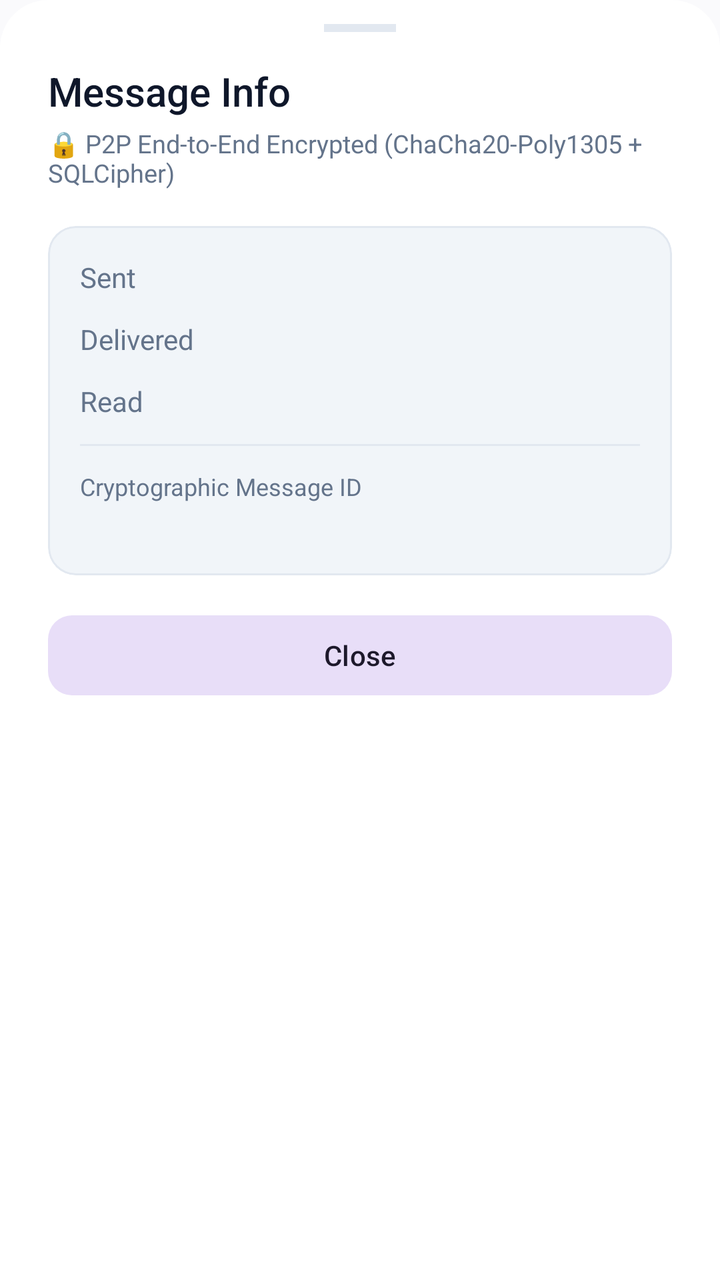
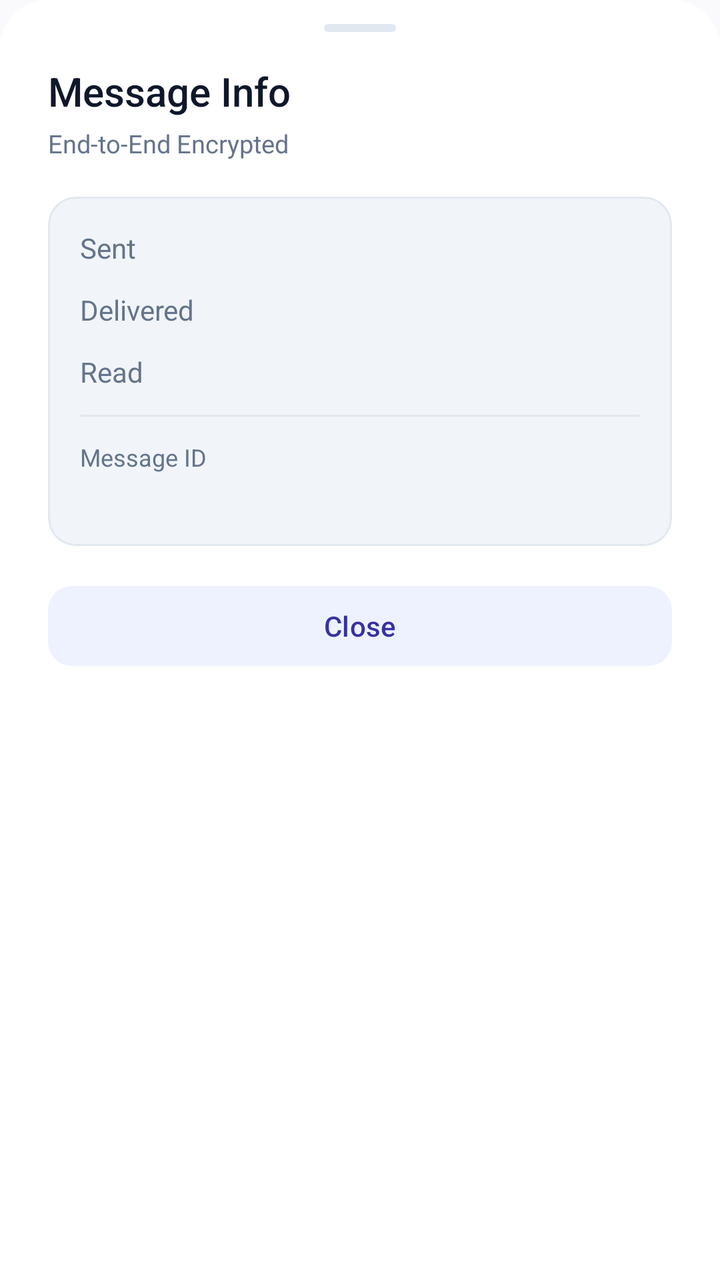

An Android layout rendered at two revisions. The XML below is the earlier revision; the diff shows what the commit changed to produce the second picture.
<!-- AndroidManifest.xml: application theme Theme.VEIL -->
<!-- res/layout/dialog_message_details_sheet.xml -->
<?xml version="1.0" encoding="utf-8"?>
<LinearLayout xmlns:android="http://schemas.android.com/apk/res/android"
    xmlns:app="http://schemas.android.com/apk/res-auto"
    android:id="@+id/detailsSheetRoot"
    android:layout_width="match_parent"
    android:layout_height="wrap_content"
    android:orientation="vertical"
    android:background="@drawable/bottom_sheet_background"
    android:paddingStart="24dp"
    android:paddingEnd="24dp"
    android:paddingTop="12dp"
    android:paddingBottom="28dp">

    
    <View
        android:id="@+id/detailsHandleBar"
        android:layout_width="36dp"
        android:layout_height="4dp"
        android:background="@color/colorOutline"
        android:layout_gravity="center_horizontal"
        android:layout_marginBottom="16dp" />

    <TextView
        android:id="@+id/tvDetailsTitle"
        android:layout_width="wrap_content"
        android:layout_height="wrap_content"
        android:text="Message Info"
        android:textColor="@color/textPrimary"
        android:textSize="20sp"
        android:fontFamily="sans-serif-medium"
        android:layout_marginBottom="4dp" />

    <TextView
        android:id="@+id/tvDetailsSubtitle"
        android:layout_width="wrap_content"
        android:layout_height="wrap_content"
        android:text="🔒 P2P End-to-End Encrypted (ChaCha20-Poly1305 + SQLCipher)"
        android:textColor="@color/textSecondary"
        android:textSize="12.5sp"
        android:layout_marginBottom="18dp" />

    
    <com.google.android.material.card.MaterialCardView
        android:id="@+id/detailsCard"
        android:layout_width="match_parent"
        android:layout_height="wrap_content"
        app:cardCornerRadius="14dp"
        app:cardElevation="0dp"
        app:strokeWidth="1dp"
        app:strokeColor="@color/colorOutline"
        app:cardBackgroundColor="@color/colorSurfaceVariant"
        android:layout_marginBottom="16dp">

        <LinearLayout
            android:layout_width="match_parent"
            android:layout_height="wrap_content"
            android:orientation="vertical"
            android:padding="16dp">

            
            <LinearLayout
                android:layout_width="match_parent"
                android:layout_height="wrap_content"
                android:orientation="horizontal"
                android:gravity="center_vertical"
                android:layout_marginBottom="12dp">

                <TextView
                    android:id="@+id/tvSentLabel"
                    android:layout_width="0dp"
                    android:layout_height="wrap_content"
                    android:layout_weight="1"
                    android:text="Sent"
                    android:textColor="@color/textSecondary"
                    android:textSize="14sp" />

                <TextView
                    android:id="@+id/tvDetailsSent"
                    android:layout_width="wrap_content"
                    android:layout_height="wrap_content"
                    android:textColor="@color/textPrimary"
                    android:textSize="14sp"
                    android:textStyle="bold" />
            </LinearLayout>

            
            <LinearLayout
                android:layout_width="match_parent"
                android:layout_height="wrap_content"
                android:orientation="horizontal"
                android:gravity="center_vertical"
                android:layout_marginBottom="12dp">

                <TextView
                    android:id="@+id/tvDeliveredLabel"
                    android:layout_width="0dp"
                    android:layout_height="wrap_content"
                    android:layout_weight="1"
                    android:text="Delivered"
                    android:textColor="@color/textSecondary"
                    android:textSize="14sp" />

                <TextView
                    android:id="@+id/tvDetailsDelivered"
                    android:layout_width="wrap_content"
                    android:layout_height="wrap_content"
                    android:textColor="@color/textPrimary"
                    android:textSize="14sp"
                    android:textStyle="bold" />
            </LinearLayout>

            
            <LinearLayout
                android:layout_width="match_parent"
                android:layout_height="wrap_content"
                android:orientation="horizontal"
                android:gravity="center_vertical"
                android:layout_marginBottom="12dp">

                <TextView
                    android:id="@+id/tvReadLabel"
                    android:layout_width="0dp"
                    android:layout_height="wrap_content"
                    android:layout_weight="1"
                    android:text="Read"
                    android:textColor="@color/textSecondary"
                    android:textSize="14sp" />

                <TextView
                    android:id="@+id/tvDetailsRead"
                    android:layout_width="wrap_content"
                    android:layout_height="wrap_content"
                    android:textColor="#22C55E"
                    android:textSize="14sp"
                    android:textStyle="bold" />
            </LinearLayout>

            <View
                android:id="@+id/detailsDivider"
                android:layout_width="match_parent"
                android:layout_height="1dp"
                android:background="@color/dividerColor"
                android:layout_marginBottom="12dp" />

            
            <LinearLayout
                android:layout_width="match_parent"
                android:layout_height="wrap_content"
                android:orientation="vertical">

                <TextView
                    android:id="@+id/tvMessageIdLabel"
                    android:layout_width="wrap_content"
                    android:layout_height="wrap_content"
                    android:text="Cryptographic Message ID"
                    android:textColor="@color/textSecondary"
                    android:textSize="12sp"
                    android:layout_marginBottom="4dp" />

                <TextView
                    android:id="@+id/tvDetailsMessageId"
                    android:layout_width="wrap_content"
                    android:layout_height="wrap_content"
                    android:textColor="@color/textPrimary"
                    android:textSize="12sp"
                    android:fontFamily="monospace" />
            </LinearLayout>
        </LinearLayout>
    </com.google.android.material.card.MaterialCardView>

    <com.google.android.material.button.MaterialButton
        android:id="@+id/btnCloseDetails"
        style="@style/Widget.Material3.Button.TonalButton"
        android:layout_width="match_parent"
        android:layout_height="48dp"
        android:text="Close"
        app:cornerRadius="12dp" />

</LinearLayout>
<!-- resources referenced by this layout -->
<resources>
  <color name="colorOutline">#E2E8F0</color>
  <color name="colorSurfaceVariant">#F1F5F9</color>
  <color name="dividerColor">#E2E8F0</color>
  <color name="textPrimary">#0F172A</color>
  <color name="textSecondary">#64748B</color>
  <color name="colorSurface">#FFFFFF</color>
  <style name="Base.Theme.VEIL" parent="Theme.Material3.DayNight.NoActionBar">
          <item name="android:statusBarColor">@android:color/transparent</item>
          <item name="android:navigationBarColor">@android:color/transparent</item>
          <item name="android:windowLightStatusBar" tools:targetApi="m">true</item>
          <item name="colorPrimary">@color/colorPrimary</item>
          <item name="colorOnPrimary">@color/colorOnPrimary</item>
          <item name="colorPrimaryContainer">@color/colorPrimaryContainer</item>
          <item name="colorOnPrimaryContainer">@color/colorOnPrimaryContainer</item>
          <item name="colorSurface">@color/colorSurface</item>
          <item name="colorSurfaceVariant">@color/colorSurfaceVariant</item>
          <item name="colorOutline">@color/colorOutline</item>
          <item name="android:colorBackground">@color/colorBackground</item>
          <item name="bottomSheetDialogTheme">@style/ModernBottomSheetDialogTheme</item>
      </style>
  <color name="colorPrimary">#4F46E5</color>
  <color name="colorOnPrimary">#FFFFFF</color>
  <color name="colorPrimaryContainer">#EEF2FF</color>
  <color name="colorBackground">#FAFAFC</color>
  <!-- unchanged entries left out for length: 5 -->
</resources>

<!-- the commit's change to res/layout/dialog_message_details_sheet.xml (unified diff, before → after) -->
@@ -16,7 +16,7 @@
         android:id="@+id/detailsHandleBar"
         android:layout_width="36dp"
         android:layout_height="4dp"
-        android:background="@color/colorOutline"
+        android:background="@drawable/bg_persona_drag_handle"
         android:layout_gravity="center_horizontal"
         android:layout_marginBottom="16dp" />
 
@@ -34,7 +34,7 @@
         android:id="@+id/tvDetailsSubtitle"
         android:layout_width="wrap_content"
         android:layout_height="wrap_content"
-        android:text="🔒 P2P End-to-End Encrypted (ChaCha20-Poly1305 + SQLCipher)"
+        android:text="End-to-End Encrypted"
         android:textColor="@color/textSecondary"
         android:textSize="12.5sp"
         android:layout_marginBottom="18dp" />
@@ -152,7 +152,7 @@
                     android:id="@+id/tvMessageIdLabel"
                     android:layout_width="wrap_content"
                     android:layout_height="wrap_content"
-                    android:text="Cryptographic Message ID"
+                    android:text="Message ID"
                     android:textColor="@color/textSecondary"
                     android:textSize="12sp"
                     android:layout_marginBottom="4dp" />
<!-- resource entries referenced after the edit -->
@@ -5,6 +5,13 @@
   <color name="dividerColor">#E2E8F0</color>
   <color name="textPrimary">#0F172A</color>
   <color name="textSecondary">#64748B</color>
+  <!-- drawable bg_persona_drag_handle (drawable) -->
+  <?xml version="1.0" encoding="utf-8"?>
+  <shape xmlns:android="http://schemas.android.com/apk/res/android"
+      android:shape="rectangle">
+      <solid android:color="@color/colorOutline" />
+      <corners android:radius="2dp" />
+  </shape>
   <color name="colorSurface">#FFFFFF</color>
   <style name="Base.Theme.VEIL" parent="Theme.Material3.DayNight.NoActionBar">
           <item name="android:statusBarColor">@android:color/transparent</item>
@@ -14,8 +21,25 @@
           <item name="colorOnPrimary">@color/colorOnPrimary</item>
           <item name="colorPrimaryContainer">@color/colorPrimaryContainer</item>
           <item name="colorOnPrimaryContainer">@color/colorOnPrimaryContainer</item>
+          <item name="colorSecondary">@color/colorSecondary</item>
+          <item name="colorOnSecondary">@color/colorOnSecondary</item>
+          <item name="colorSecondaryContainer">@color/colorSecondaryContainer</item>
+          <item name="colorOnSecondaryContainer">@color/colorOnSecondaryContainer</item>
+          <item name="colorTertiary">@color/colorTertiary</item>
+          <item name="colorOnTertiary">@color/colorOnTertiary</item>
+          <item name="colorTertiaryContainer">@color/colorTertiaryContainer</item>
+          <item name="colorOnTertiaryContainer">@color/colorOnTertiaryContainer</item>
           <item name="colorSurface">@color/colorSurface</item>
+          <item name="colorOnSurface">@color/colorOnSurface</item>
           <item name="colorSurfaceVariant">@color/colorSurfaceVariant</item>
+          <item name="colorOnSurfaceVariant">@color/colorOnSurfaceVariant</item>
+          <item name="colorSurfaceDim">@color/colorSurfaceDim</item>
+          <item name="colorSurfaceBright">@color/colorSurfaceBright</item>
+          <item name="colorSurfaceContainerLowest">@color/colorSurfaceContainerLowest</item>
+          <item name="colorSurfaceContainerLow">@color/colorSurfaceContainerLow</item>
+          <item name="colorSurfaceContainer">@color/colorSurfaceContainer</item>
+          <item name="colorSurfaceContainerHigh">@color/colorSurfaceContainerHigh</item>
+          <item name="colorSurfaceContainerHighest">@color/colorSurfaceContainerHighest</item>
           <item name="colorOutline">@color/colorOutline</item>
           <item name="android:colorBackground">@color/colorBackground</item>
           <item name="bottomSheetDialogTheme">@style/ModernBottomSheetDialogTheme</item>
@@ -23,6 +47,23 @@
   <color name="colorPrimary">#4F46E5</color>
   <color name="colorOnPrimary">#FFFFFF</color>
   <color name="colorPrimaryContainer">#EEF2FF</color>
+  <color name="colorSecondary">#0D9488</color>
+  <color name="colorOnSecondary">#FFFFFF</color>
+  <color name="colorSecondaryContainer">#EEF2FF</color>
+  <color name="colorOnSecondaryContainer">#3730A3</color>
+  <color name="colorTertiary">#06B6D4</color>
+  <color name="colorOnTertiary">#FFFFFF</color>
+  <color name="colorTertiaryContainer">#ECFEFF</color>
+  <color name="colorOnTertiaryContainer">#155E75</color>
+  <color name="colorOnSurface">#0F172A</color>
+  <color name="colorOnSurfaceVariant">#475569</color>
+  <color name="colorSurfaceDim">#E2E8F0</color>
+  <color name="colorSurfaceBright">#FFFFFF</color>
+  <color name="colorSurfaceContainerLowest">#FFFFFF</color>
+  <color name="colorSurfaceContainerLow">#F8FAFC</color>
+  <color name="colorSurfaceContainer">#F1F5F9</color>
+  <color name="colorSurfaceContainerHigh">#E2E8F0</color>
+  <color name="colorSurfaceContainerHighest">#CBD5E1</color>
   <color name="colorBackground">#FAFAFC</color>
   <!-- unchanged entries left out for length: 5 -->
 </resources>
